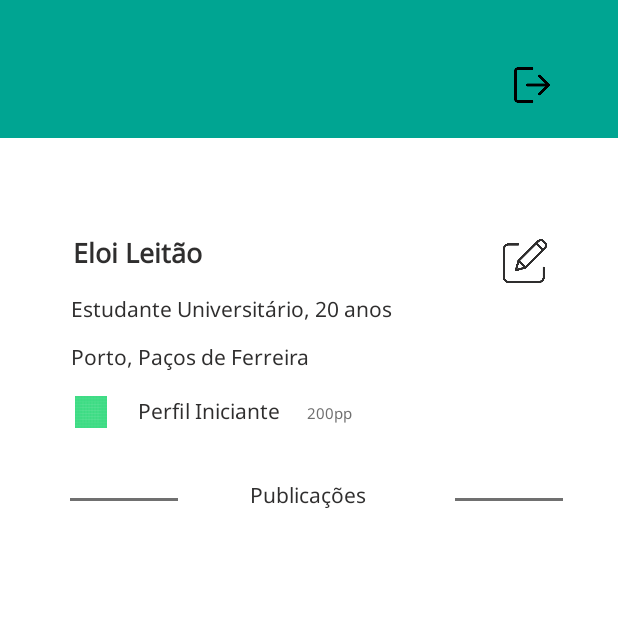
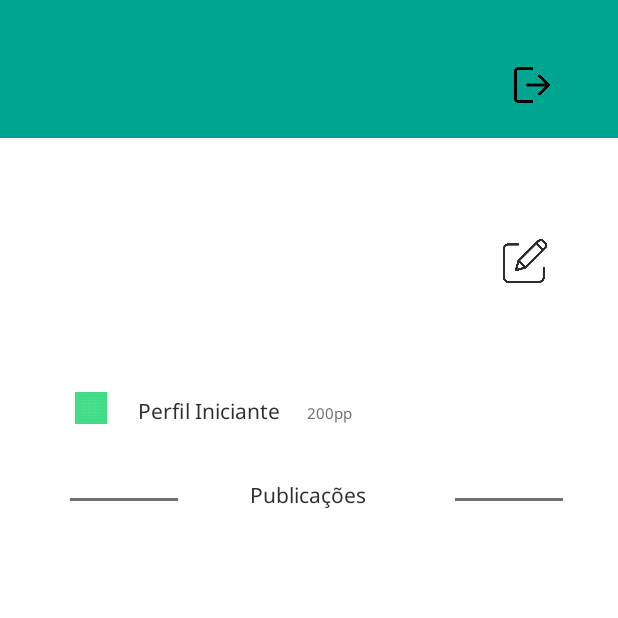
Before and after one commit to AFGRocha/projeto-trinsheira, an Android app: the ProfileFragment2 screen opened directly, with no data from a screen before it, on a phone screen of 412 x 824 dp, the top half of it. Run offline under Robolectric (Android 15) with nearby library versions, the phone set to English and light mode, and no system bars; our stand-ins replace CircleImageView, Firebase (no records; nobody signed in at launch, a user with empty details on screens opened directly); Roboto replaces fonts that are not available here.

Commit message:
Final layout fixes

```diff
--- a/app/src/main/res/layout/activity_posts.xml
+++ b/app/src/main/res/layout/activity_posts.xml
@@ -40,7 +40,6 @@
                 android:layout_marginRight="173dp"
                 android:layout_marginBottom="395dp"
                 android:fontFamily="@font/amaranth"
-                android:text="Onda Parque"
                 android:textAppearance="@style/TextAppearance.AppCompat.Large"
                 app:layout_constraintBottom_toBottomOf="parent"
                 app:layout_constraintEnd_toStartOf="@+id/votes"
@@ -114,7 +113,6 @@
                 android:layout_marginEnd="84dp"
                 android:layout_marginRight="84dp"
                 android:layout_marginBottom="35dp"
-                android:text="TextView"
                 app:layout_constraintBottom_toTopOf="@+id/divider3"
                 app:layout_constraintEnd_toEndOf="parent"
                 app:layout_constraintStart_toEndOf="@+id/map2"
@@ -200,7 +198,6 @@
                 android:layout_marginStart="24dp"
                 android:layout_marginLeft="24dp"
                 android:layout_marginTop="12dp"
-                android:text="Oscar Sousa"
                 app:layout_constraintStart_toEndOf="@+id/imageViewautor"
                 app:layout_constraintTop_toBottomOf="@+id/textView5" />
 
--- a/app/src/main/res/layout/profile_fragment2_fragment.xml
+++ b/app/src/main/res/layout/profile_fragment2_fragment.xml
@@ -30,7 +30,6 @@
         android:layout_marginEnd="133dp"
         android:layout_marginRight="133dp"
         android:fontFamily="@font/noto_sans"
-        android:text="Eloi Leitão"
         android:textColor="#2F2E2E"
         android:textSize="18sp"
         android:textStyle="bold"
@@ -43,10 +42,9 @@
         android:id="@+id/descId"
         android:layout_width="wrap_content"
         android:layout_height="wrap_content"
+        android:layout_marginLeft="47dp"
         android:layout_marginTop="196dp"
-        android:layout_marginLeft="47dp"
         android:fontFamily="@font/noto_sans"
-        android:text="Estudante Universitário, 20 anos"
         android:textColor="#2F2E2E"
         app:layout_constraintEnd_toEndOf="parent"
         app:layout_constraintHorizontal_bias="0"
@@ -57,10 +55,9 @@
         android:id="@+id/localidadeId"
         android:layout_width="wrap_content"
         android:layout_height="wrap_content"
+        android:layout_marginLeft="47dp"
         android:layout_marginTop="228dp"
-        android:layout_marginLeft="47dp"
         android:fontFamily="@font/noto_sans"
-        android:text="Porto, Paços de Ferreira"
         android:textColor="#2F2E2E"
         app:layout_constraintEnd_toEndOf="parent"
         app:layout_constraintHorizontal_bias="0"
```
